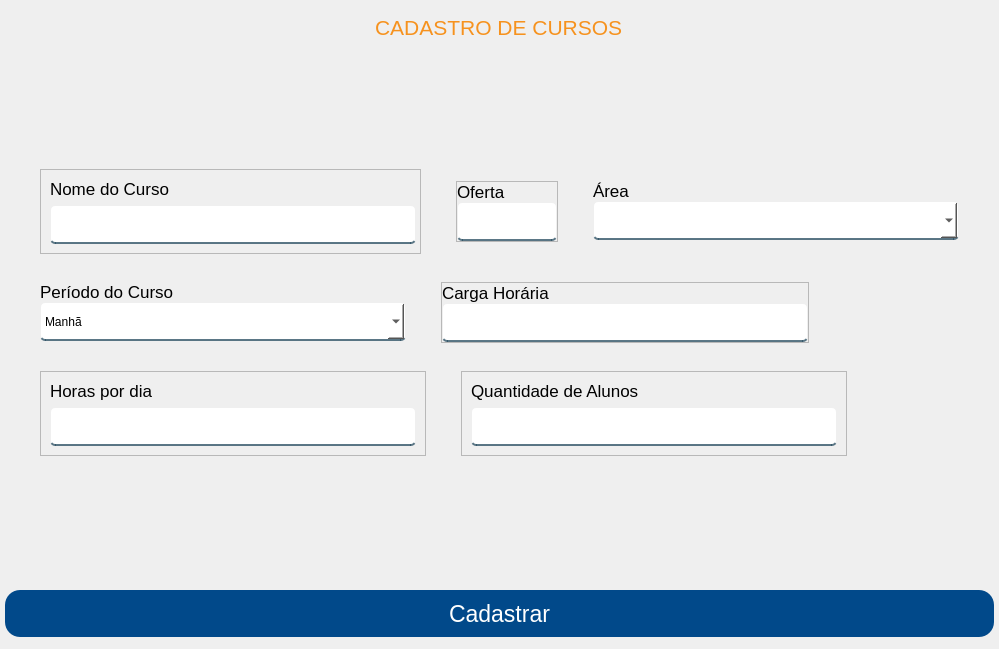
This is App/view/ui/cadastroCurso.ui in Senac-SOR-ADS/Mapa-de-Sala as Qt 5 draws it before an edit. The edited form follows.
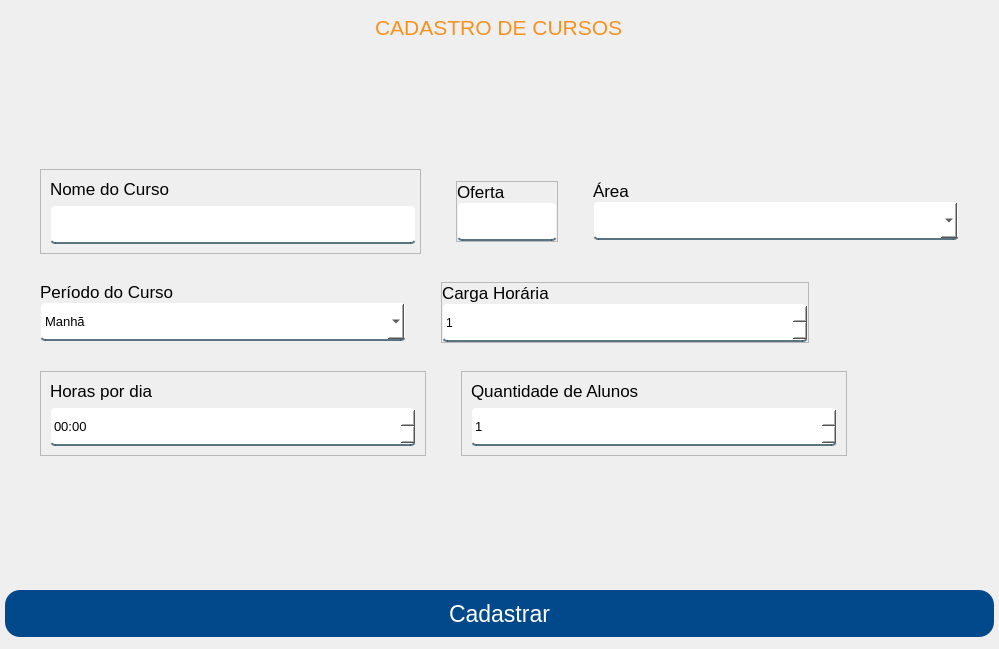
This is the edited form.

Commit message:
alteração no layout
campos de cadastroCurso alterados para corresponder com a tela de editarCurso

Patch:
```diff
--- a/App/view/ui/cadastroCurso.ui
+++ b/App/view/ui/cadastroCurso.ui
@@ -14,7 +14,7 @@
    <string>Form</string>
   </property>
   <property name="styleSheet">
-   <string notr="true">QLineEdit, QComboBox {
+   <string notr="true">QLineEdit, QComboBox, QDateTimeEdit, QSpinBox {
 	background-color: white;
 	border:2px solid rgba(0,0,0,0);
 	border-bottom-color:rgba(46,82,101,200);
@@ -440,6 +440,11 @@
                 <height>16777215</height>
                </size>
               </property>
+              <property name="font">
+               <font>
+                <pointsize>10</pointsize>
+               </font>
+              </property>
               <property name="cursor">
                <cursorShape>PointingHandCursor</cursorShape>
               </property>
@@ -516,26 +521,18 @@
              </widget>
             </item>
             <item>
-             <widget class="QLineEdit" name="cargaCurso">
+             <widget class="QSpinBox" name="cargaCurso">
               <property name="minimumSize">
                <size>
                 <width>366</width>
                 <height>39</height>
                </size>
               </property>
-              <property name="maximumSize">
-               <size>
-                <width>366</width>
-                <height>16777215</height>
-               </size>
+              <property name="minimum">
+               <number>1</number>
               </property>
-              <property name="font">
-               <font>
-                <pointsize>10</pointsize>
-               </font>
-              </property>
-              <property name="placeholderText">
-               <string/>
+              <property name="maximum">
+               <number>3000</number>
               </property>
              </widget>
             </item>
@@ -604,26 +601,23 @@
              </widget>
             </item>
             <item>
-             <widget class="QLineEdit" name="horasPorDia">
+             <widget class="QDateTimeEdit" name="horasPorDia">
               <property name="minimumSize">
                <size>
                 <width>366</width>
                 <height>39</height>
                </size>
               </property>
-              <property name="maximumSize">
-               <size>
-                <width>366</width>
-                <height>16777215</height>
-               </size>
-              </property>
               <property name="font">
                <font>
                 <pointsize>10</pointsize>
                </font>
               </property>
-              <property name="placeholderText">
-               <string/>
+              <property name="cursor">
+               <cursorShape>PointingHandCursor</cursorShape>
+              </property>
+              <property name="displayFormat">
+               <string>HH:mm</string>
               </property>
              </widget>
             </item>
@@ -652,19 +646,13 @@
              </widget>
             </item>
             <item>
-             <widget class="QLineEdit" name="quantidadeAlunos">
+             <widget class="QSpinBox" name="quantidadeAlunos">
               <property name="minimumSize">
                <size>
                 <width>366</width>
                 <height>39</height>
                </size>
               </property>
-              <property name="maximumSize">
-               <size>
-                <width>366</width>
-                <height>16777215</height>
-               </size>
-              </property>
               <property name="font">
                <font>
                 <pointsize>10</pointsize>
@@ -673,8 +661,8 @@
               <property name="tabletTracking">
                <bool>false</bool>
               </property>
-              <property name="placeholderText">
-               <string/>
+              <property name="minimum">
+               <number>1</number>
               </property>
              </widget>
             </item>
```
Left out of the diff: 9 changed lines with no effect on the pictures. The commit also changes 1 other file.
